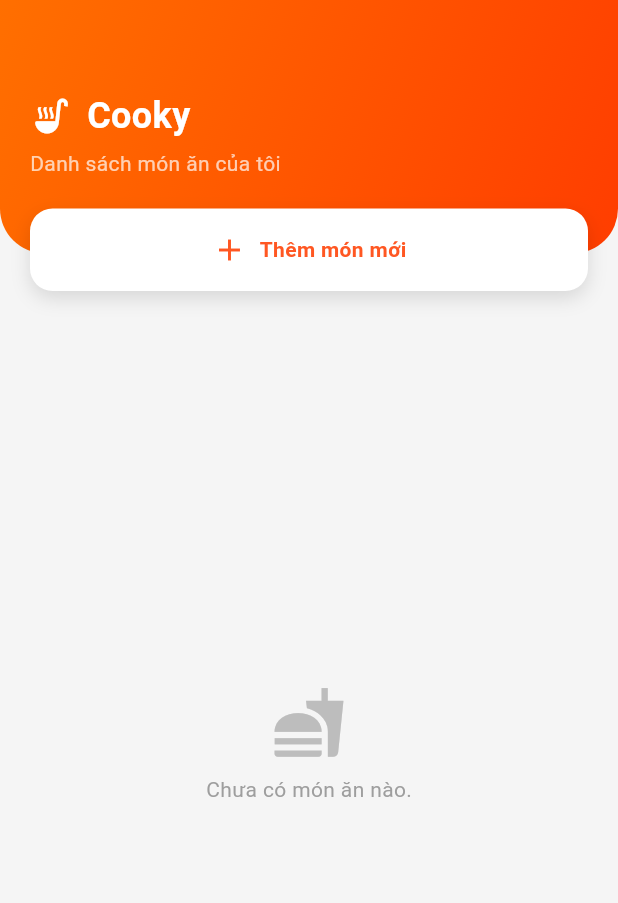
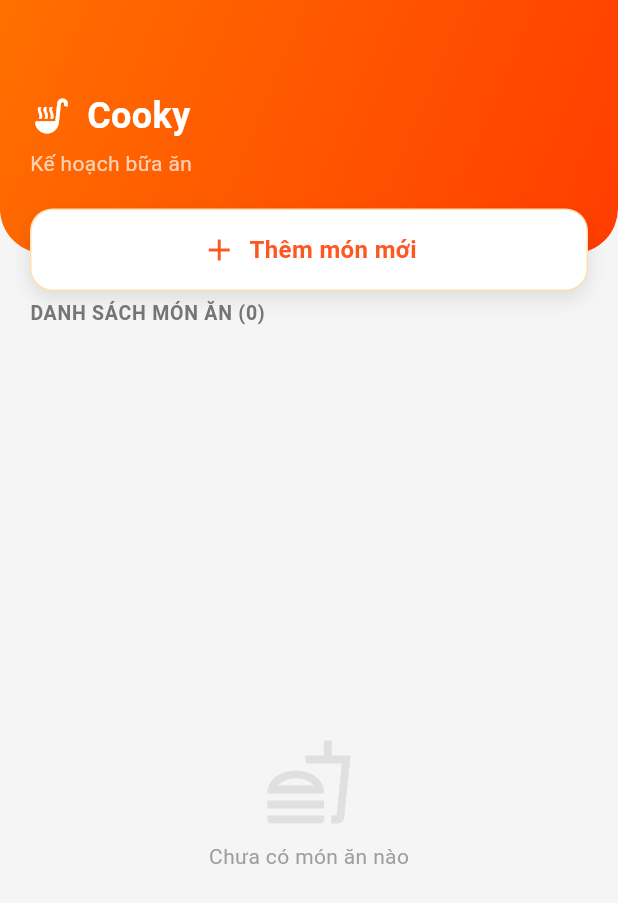
Before and after one commit to BLong1501/2025_2_LTTBDD_N02_Nhom_20, a Flutter app: the MealPlansScreen screen opened directly, on a phone screen of 412 x 824 dp. Shown: the top 903 px of the screen. Run offline on Flutter 3.47's test engine with Material 3 defaults, Android fonts, the phone set to English and light mode, and no system bars; our stand-ins replace cloud_firestore, firebase_auth, firebase_core, firebase_storage, image_picker, shared_preferences; accounts and stored records are empty; network calls fail.

```diff
--- a/lib/view/home/blogger_home_screen.dart
+++ b/lib/view/home/blogger_home_screen.dart
@@ -1,3 +1,4 @@
+import 'package:btl_ltdd/view/community/community_screen.dart';
 import 'package:btl_ltdd/view/home/meal_plan_screen.dart';
 import 'package:btl_ltdd/view/widgets/blogger_navigator_screen.dart';
 import 'package:flutter/material.dart';
@@ -16,7 +17,7 @@
 
   final List<Widget> _pages = [
     const DiscoverView(),
-    const Center(child: Text("Community", style: TextStyle(color: Colors.black))),
+    const CommunityScreen(),
     const MealPlansScreen(), // Default plan value
     const Center(child: Text("Profile", style: TextStyle(color: Colors.black))),
   ];
--- a/lib/view/home/meal_plan_screen.dart
+++ b/lib/view/home/meal_plan_screen.dart
@@ -3,7 +3,7 @@
 import '../../models/food_model.dart';
 import '../../services/food_service.dart';
 import '../food/add_food_screen.dart';
-// import '../food/meal_detail_screen.dart'; // <--- QUAN TRỌNG: BỎ COMMENT DÒNG NÀY
+// import '../food/meal_detail_screen.dart'; // Giữ nguyên import này
 
 class MealPlansScreen extends StatefulWidget {
   const MealPlansScreen({super.key});
@@ -14,12 +14,11 @@
 
 class _MealPlansScreenState extends State<MealPlansScreen> {
 
-  // Chuyển sang trang thêm món
+  // Chuyển sang trang thêm món (Giữ nguyên logic cũ của bạn)
   void _goToAddFoodScreen() {
     Navigator.push(
       context,
       MaterialPageRoute(
-        // planId rỗng ('') nghĩa là thêm vào danh sách chung, không thuộc Plan cụ thể nào
         builder: (_) => const AddFoodScreen(planId: ''),
       ),
     );
@@ -28,55 +27,65 @@
   @override
   Widget build(BuildContext context) {
     return Scaffold(
-      backgroundColor: const Color(0xFFF5F5F5),
-      body: Column(
-        children: [
-          _buildCustomHeader(),
-
-          Expanded(
-            child: StreamBuilder<List<FoodModel>>(
-              // Gọi hàm lấy tất cả món ăn chung (cần đảm bảo FoodService có hàm này)
+      backgroundColor: const Color(0xFFF5F5F5), // Nền xám nhạt
+      body: StreamBuilder<List<FoodModel>>(
+        // Giữ nguyên logic lấy Món ăn từ FoodService
         stream: FoodService().getAllUserFoods(),
         builder: (context, snapshot) {
-                if (snapshot.connectionState == ConnectionState.waiting) {
-                  return const Center(child: CircularProgressIndicator());
-                }
+          final foods = snapshot.data ?? [];
+          final foodCount = foods.length;
 
-                final foods = snapshot.data ?? [];
+          return Column(
+            children: [
+              // 1. Header Cam & Nút Tạo (Thiết kế mới giống ảnh)
+              _buildHeaderWithButton(),
 
-                if (foods.isEmpty) {
-                  return Center(
-                    child: Column(
-                      mainAxisAlignment: MainAxisAlignment.center,
+              // 2. Tiêu đề phụ (Hiển thị số lượng món ăn)
+              Padding(
+                padding: const EdgeInsets.fromLTRB(20, 30, 20, 10),
+                child: Row(
                   children: [
-                        Icon(Icons.fastfood, size: 50, color: Colors.grey[400]),
-                        const SizedBox(height: 10),
-                        const Text("Chưa có món ăn nào.", style: TextStyle(color: Colors.grey)),
+                    Text(
+                      "DANH SÁCH MÓN ĂN ($foodCount)", // Sửa tiêu đề cho phù hợp context món ăn
+                      style: TextStyle(
+                        color: Colors.grey[600],
+                        fontWeight: FontWeight.bold,
+                        fontSize: 13,
+                        letterSpacing: 0.5,
+                      ),
+                    ),
                   ],
+                ),
+              ),
+
+              // 3. Danh sách món ăn (Card trắng)
+              Expanded(
+                child: snapshot.connectionState == ConnectionState.waiting
+                    ? const Center(child: CircularProgressIndicator())
+                    : foods.isEmpty
+                        ? _buildEmptyState()
+                        : ListView.builder(
+                            padding: const EdgeInsets.symmetric(horizontal: 20),
+                            itemCount: foods.length,
+                            itemBuilder: (context, index) {
+                              final food = foods[index];
+                              return _buildFoodItem(food); // Giữ nguyên widget hiển thị món ăn
+                            },
+                          ),
+              ),
+            ],
+          );
+        },
       ),
     );
   }
 
-                return ListView.builder(
-                  padding: const EdgeInsets.symmetric(horizontal: 20, vertical: 10),
-                  itemCount: foods.length,
-                  itemBuilder: (context, index) {
-                    final food = foods[index];
-                    return _buildFoodItem(food);
-                  },
-                );
-              },
-            ),
-          ),
-        ],
-      ),
-    );
-  }
-
-  Widget _buildCustomHeader() {
+  // Widget Header cam + Nút nổi (Cập nhật UI giống ảnh mẫu)
+  Widget _buildHeaderWithButton() {
     return Stack(
       clipBehavior: Clip.none,
       children: [
+        // Nền cam
         Container(
           padding: const EdgeInsets.only(top: 60, left: 20, right: 20, bottom: 50),
           width: double.infinity,
@@ -102,29 +111,45 @@
                 ],
               ),
               SizedBox(height: 5),
-              Text("Danh sách món ăn của tôi", style: TextStyle(color: Colors.white70, fontSize: 14)),
+              Text("Kế hoạch bữa ăn", style: TextStyle(color: Colors.white70, fontSize: 14)),
             ],
           ),
         ),
+
+        // Nút "Thêm món mới" nổi lên
         Positioned(
           bottom: -25,
           left: 20,
           right: 20,
           child: InkWell(
-            onTap: _goToAddFoodScreen,
+            onTap: _goToAddFoodScreen, // Gọi hàm cũ của bạn
             child: Container(
               height: 55,
               decoration: BoxDecoration(
                 color: Colors.white,
                 borderRadius: BorderRadius.circular(15),
-                boxShadow: [BoxShadow(color: Colors.black12, blurRadius: 10, offset: Offset(0, 5))],
+                boxShadow: [
+                  BoxShadow(
+                    color: Colors.black.withOpacity(0.1),
+                    blurRadius: 10,
+                    offset: const Offset(0, 5),
+                  ),
+                ],
+                border: Border.all(color: Colors.orange.shade100, width: 1),
               ),
               child: const Row(
                 mainAxisAlignment: MainAxisAlignment.center,
                 children: [
                   Icon(Icons.add, color: Colors.deepOrange),
                   SizedBox(width: 8),
-                  Text("Thêm món mới", style: TextStyle(color: Colors.deepOrange, fontWeight: FontWeight.bold)),
+                  Text(
+                    "Thêm món mới", // Đổi text cho phù hợp logic thêm món
+                    style: TextStyle(
+                      color: Colors.deepOrange,
+                      fontWeight: FontWeight.bold,
+                      fontSize: 16,
+                    ),
+                  ),
                 ],
               ),
             ),
@@ -134,32 +159,34 @@
     );
   }
 
+  // Widget hiển thị từng món ăn (Giữ nguyên logic hiển thị của bạn, chỉ chỉnh lại style Card cho đẹp hơn chút)
   Widget _buildFoodItem(FoodModel food) {
     return Container(
       margin: const EdgeInsets.only(bottom: 15),
       decoration: BoxDecoration(
         color: Colors.white,
         borderRadius: BorderRadius.circular(15),
-        boxShadow: [BoxShadow(color: Colors.grey.withOpacity(0.08), blurRadius: 10, offset: const Offset(0, 4))],
+        boxShadow: [
+          BoxShadow(
+            color: Colors.grey.withOpacity(0.05),
+            blurRadius: 10,
+            offset: const Offset(0, 4),
           ),
-      child: Material(
-        color: Colors.transparent,
+        ],
+        border: Border.all(color: Colors.grey.shade100),
+      ),
       child: InkWell(
-          borderRadius: BorderRadius.circular(15),
-
-          // --- SỰ KIỆN CLICK: CHUYỂN SANG MÀN HÌNH CHI TIẾT ---
         onTap: () {
           Navigator.push(
             context,
             MaterialPageRoute(
-                builder: (_) => MealDetailScreen(food: food), // Truyền data món ăn sang
+              builder: (_) => MealDetailScreen(food: food), // Giữ nguyên chuyển trang
             ),
           );
         },
-          // ----------------------------------------------------
-
+        borderRadius: BorderRadius.circular(15),
         child: Padding(
-            padding: const EdgeInsets.all(12),
+          padding: const EdgeInsets.all(15.0), // Tăng padding lên chút
           child: Row(
             children: [
               ClipRRect(
@@ -182,9 +209,15 @@
                 child: Column(
                   crossAxisAlignment: CrossAxisAlignment.start,
                   children: [
-                      Text(food.title, style: const TextStyle(fontWeight: FontWeight.bold, fontSize: 16)),
-                      const SizedBox(height: 5),
-                      Text("${food.ingredients.length} nguyên liệu", style: TextStyle(color: Colors.grey[500], fontSize: 12)),
+                    Text(
+                      food.title,
+                      style: const TextStyle(fontWeight: FontWeight.bold, fontSize: 16, color: Colors.black87),
+                    ),
+                    const SizedBox(height: 8),
+                    Text(
+                      "${food.ingredients.length} nguyên liệu",
+                      style: TextStyle(color: Colors.grey[600], fontSize: 13),
+                    ),
                   ],
                 ),
               ),
@@ -193,6 +226,20 @@
           ),
         ),
       ),
+    );
+  }
+
+  // Widget hiển thị khi trống
+  Widget _buildEmptyState() {
+    return Center(
+      child: Column(
+        mainAxisAlignment: MainAxisAlignment.center,
+        children: [
+          const SizedBox(height: 20),
+          Icon(Icons.fastfood_outlined, size: 60, color: Colors.grey[300]),
+          const SizedBox(height: 10),
+          const Text("Chưa có món ăn nào", style: TextStyle(color: Colors.grey)),
+        ],
       ),
     );
   }
```
Also changed, not shown: lib/services/food_service.dart (+28 -0 lines), lib/view/community/community_screen.dart (added, +224 -0 lines), lib/view/food/add_food_screen.dart (+6 -1 lines). Lines whose indentation alone changed are shown as unchanged.
